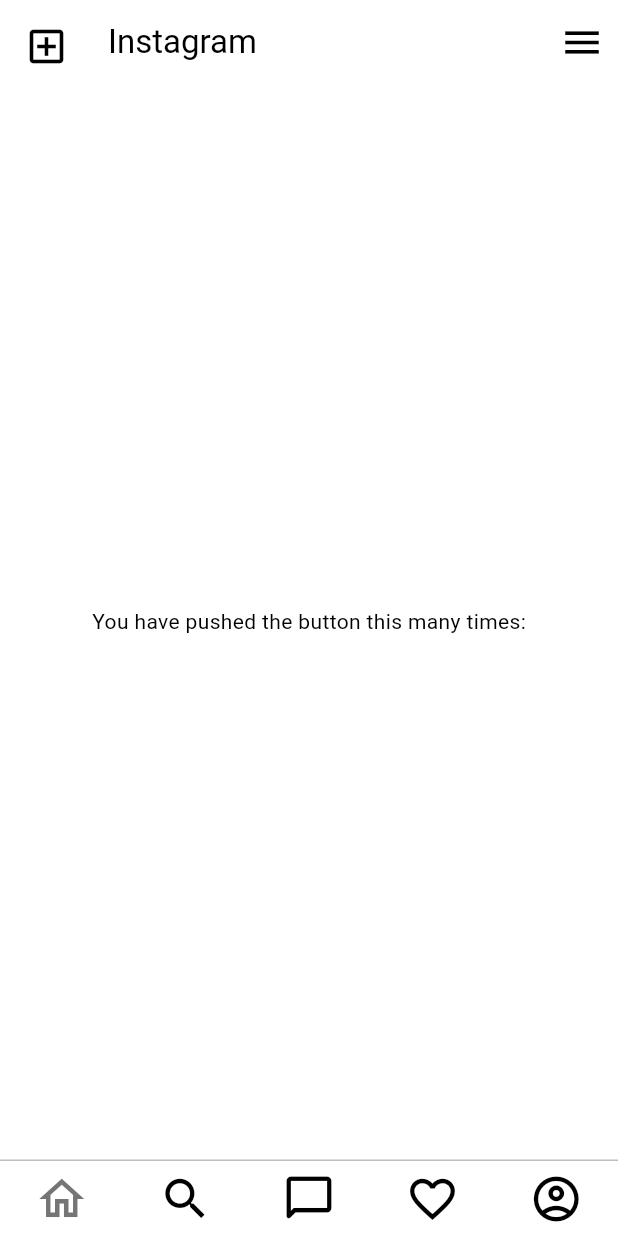
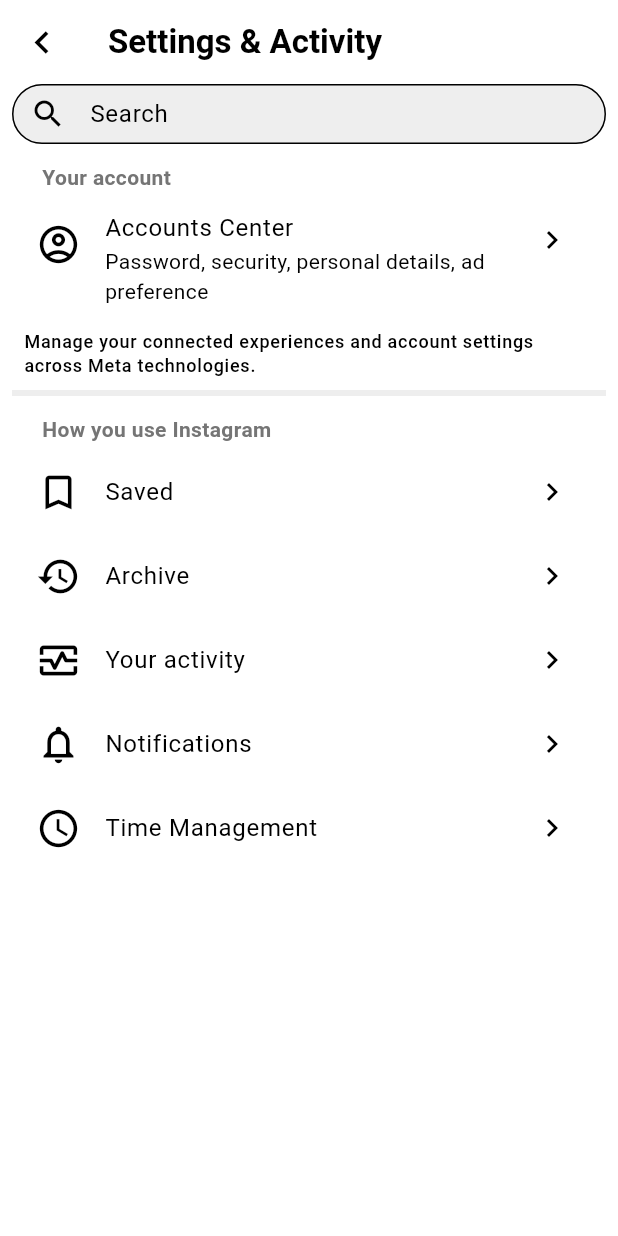
Before and after one commit to llohanda/insttergram, a Flutter app: the screen it shows after launch, after a tap on the "menu" icon, on a phone screen of 412 x 824 dp. Run offline on Flutter 3.47's test engine with Material 3 defaults, Android fonts, the phone set to English and light mode, and no system bars.

Commit message:
Add Settings route

```diff
--- a/lib/routes/home.dart
+++ b/lib/routes/home.dart
@@ -1,6 +1,7 @@
 import 'package:flutter/material.dart';
 import 'package:insttergram/main.dart';
 import 'package:insttergram/routes/new_post.dart';
+import 'package:insttergram/routes/settings.dart';
 import 'package:insttergram/widgets/bottom_bar.dart';
 
 class HomeRoute extends StatefulWidget {
@@ -19,7 +20,7 @@ class _HomeRouteState extends State<HomeRoute> {
         title: Text('Instagram'),
         leading: IconButton(
           onPressed: () => debugPrint('New post clicked!'),
-          tooltip: "Post baru",
+          tooltip: 'Post baru',
           icon: IconButton(
             onPressed:
                 () => Navigator.push(
@@ -31,8 +32,14 @@ class _HomeRouteState extends State<HomeRoute> {
         ),
         actions: [
           IconButton(
-            onPressed: () => debugPrint('More clicked!'),
-            tooltip: "Menu",
+            onPressed:
+                () => Navigator.push(
+                  context,
+                  MaterialPageRoute(
+                    builder: (context) => const SettingsRoute(),
+                  ),
+                ),
+            tooltip: 'Pengaturan',
             icon: Icon(Icons.menu, size: topIconSize),
           ),
         ],
--- /dev/null
+++ b/lib/routes/settings.dart
@@ -0,0 +1,108 @@
+import 'package:flutter/material.dart';
+import 'package:insttergram/main.dart';
+import 'package:insttergram/widgets/search_bar.dart';
+
+class SettingsRoute extends StatelessWidget {
+  const SettingsRoute({super.key});
+
+  @override
+  Widget build(BuildContext context) {
+    return Scaffold(
+      appBar: AppBar(
+        leading: IconButton(
+          onPressed: () => Navigator.pop(context),
+          icon: Icon(Icons.chevron_left, size: topIconSize),
+        ),
+        title: Text(
+          'Settings & Activity',
+          style: TextStyle(fontWeight: FontWeight.bold),
+        ),
+      ),
+      body: Padding(
+        padding: EdgeInsets.symmetric(horizontal: 8.0),
+        child: Column(
+          children: [
+            IGSearchBar(),
+            Padding(
+              padding: const EdgeInsets.fromLTRB(20.0, 12.0, 0.0, 4.0),
+              child: Align(
+                alignment: Alignment.centerLeft,
+                child: Text(
+                  'Your account',
+                  style: TextStyle(
+                    fontWeight: FontWeight.bold,
+                    color: Theme.of(context).colorScheme.onSecondary,
+                  ),
+                ),
+              ),
+            ),
+            SettingsTile(
+              leading: Icons.account_circle_outlined,
+              title: 'Accounts Center',
+              subtitle: 'Password, security, personal details, ad preference',
+            ),
+            Padding(
+              padding: const EdgeInsets.all(8.0),
+              child: Text(
+                'Manage your connected experiences and account settings across Meta technologies.',
+                style: Theme.of(context).textTheme.labelMedium,
+              ),
+            ),
+            Container(height: 4.0, color: Colors.grey[200]),
+            Padding(
+              padding: const EdgeInsets.fromLTRB(20.0, 12.0, 0.0, 4.0),
+              child: Align(
+                alignment: Alignment.centerLeft,
+                child: Text(
+                  'How you use Instagram',
+                  style: TextStyle(
+                    fontWeight: FontWeight.bold,
+                    color: Theme.of(context).colorScheme.onSecondary,
+                  ),
+                ),
+              ),
+            ),
+            SettingsTile(leading: Icons.bookmark_outline, title: 'Saved'),
+            SettingsTile(leading: Icons.history, title: 'Archive'),
+            SettingsTile(
+              leading: Icons.monitor_heart_outlined,
+              title: 'Your activity',
+            ),
+            SettingsTile(
+              leading: Icons.notifications_outlined,
+              title: 'Notifications',
+            ),
+            SettingsTile(leading: Icons.schedule, title: 'Time Management'),
+          ],
+        ),
+      ),
+    );
+  }
+}
+
+class SettingsTile extends StatelessWidget {
+  const SettingsTile({
+    super.key,
+    required this.leading,
+    required this.title,
+    this.subtitle,
+  });
+
+  final IconData leading;
+  final String title;
+  final String? subtitle;
+
+  @override
+  Widget build(BuildContext context) {
+    final Widget? subtitleWidget = subtitle != null ? Text(subtitle!) : null;
+
+    return ListTile(
+      leading: Icon(leading, size: topIconSize),
+      titleAlignment: ListTileTitleAlignment.titleHeight,
+      title: Text(title),
+      titleTextStyle: Theme.of(context).textTheme.bodyLarge,
+      subtitle: subtitleWidget,
+      trailing: Icon(Icons.chevron_right),
+    );
+  }
+}
```
